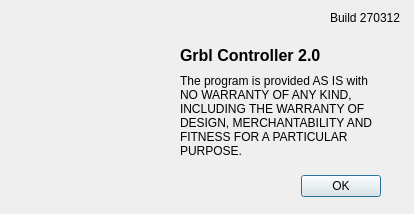
This is about.ui in apsystems/GrblHoming as Qt 5 draws it before an edit. The edited form follows.
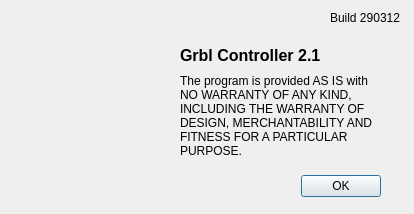
This is the edited form. Icons and pictures are not drawn.

```diff
--- a/about.ui
+++ b/about.ui
@@ -81,7 +81,7 @@
     </font>
    </property>
    <property name="text">
-    <string>Grbl Controller 2.0</string>
+    <string>Grbl Controller 2.1</string>
    </property>
   </widget>
   <widget class="QLabel" name="label_2">
@@ -94,7 +94,7 @@
     </rect>
    </property>
    <property name="text">
-    <string>Build 270312</string>
+    <string>Build 290312</string>
    </property>
   </widget>
  </widget>
```
Left out of the diff: 4 changed lines with no effect on the pictures.
